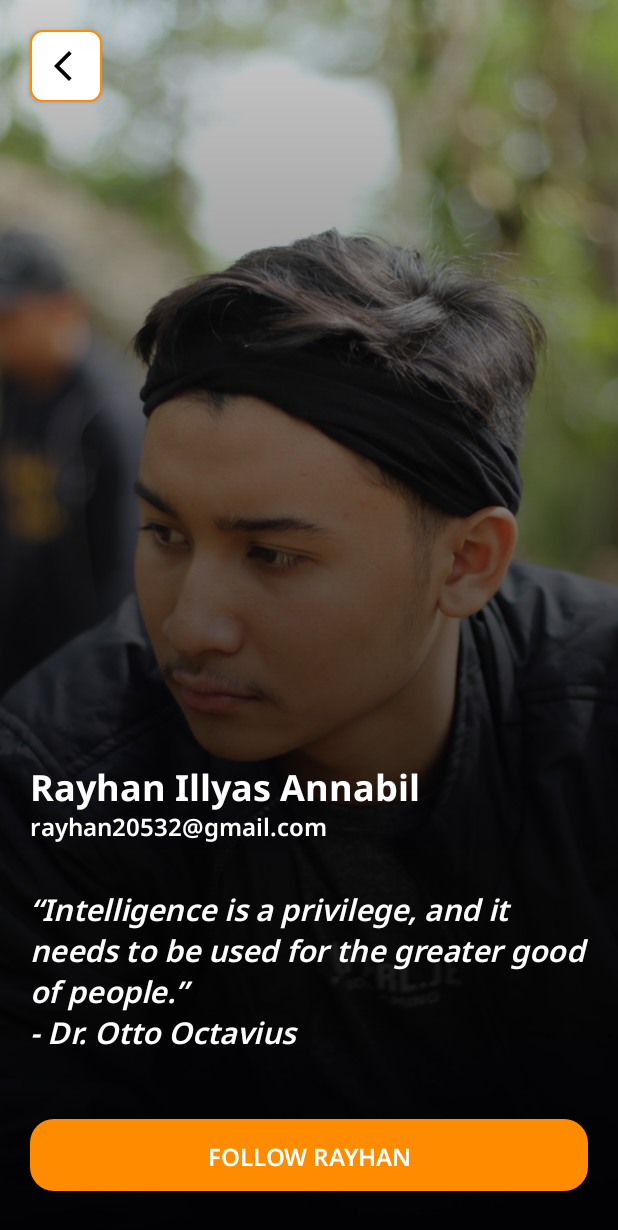
After one commit to ryhn7/Proffera, an Android app built with Jetpack Compose: the layout activity_about_page.xml on its own in the app's theme, with its tools: preview values and no code run, on a phone screen of 412 x 824 dp. The commit adds this screen. Shown: the top 1230 px of the screen. Run offline under Robolectric (Android 15) with nearby library versions, the phone set to English and light mode, and no system bars.

Commit message:
Integrate with xml to add about page

```diff
--- a/app/build.gradle
+++ b/app/build.gradle
@@ -9,6 +9,10 @@ plugins {
 android {
     namespace 'com.example.proffera'
     compileSdk 33
+
+    buildFeatures {
+        viewBinding true
+    }
 
     defaultConfig {
         applicationId "com.example.proffera"
--- a/app/src/main/AndroidManifest.xml
+++ b/app/src/main/AndroidManifest.xml
@@ -1,6 +1,6 @@
 <?xml version="1.0" encoding="utf-8"?>
 <manifest xmlns:android="http://schemas.android.com/apk/res/android"
-    xmlns:tools="http://schemas.android.com/tools" >
+    xmlns:tools="http://schemas.android.com/tools">
 
     <uses-permission android:name="android.permission.INTERNET" />
 
@@ -13,12 +13,16 @@
         android:label="@string/app_name"
         android:supportsRtl="true"
         android:theme="@style/Theme.Proffera"
-        tools:targetApi="31" >
+        tools:targetApi="31">
+        <activity
+            android:name=".ui.screen.AboutPage"
+            android:exported="false"
+            android:theme="@style/Theme.Proffera"/>
         <activity
             android:name=".MainActivity"
             android:exported="true"
             android:label="@string/app_name"
-            android:theme="@style/Theme.Proffera" >
+            android:theme="@style/Theme.Proffera">
             <intent-filter>
                 <action android:name="android.intent.action.MAIN" />
 
--- a/app/src/main/java/com/example/proffera/ui/components/appbar/AppBar.kt
+++ b/app/src/main/java/com/example/proffera/ui/components/appbar/AppBar.kt
@@ -91,7 +91,7 @@ private fun CircleImage(onClick: () -> Unit) {
     // Replace this with your own implementation of the circle image
     IconButton(onClick = onClick) {
         Image(
-            painter = painterResource(id = R.drawable.ic_profile),
+            painter = painterResource(id = R.drawable.rayhan2),
             contentDescription = stringResource(id = R.string.project_picture),
             contentScale = ContentScale.Crop,
             modifier = Modifier
--- /dev/null
+++ b/app/src/main/java/com/example/proffera/ui/screen/AboutPage.kt
@@ -0,0 +1,27 @@
+package com.example.proffera.ui.screen
+
+import android.os.Bundle
+import android.widget.Toast
+import androidx.appcompat.app.AppCompatActivity
+import com.example.proffera.databinding.ActivityAboutPageBinding
+
+class AboutPage : AppCompatActivity() {
+
+    private lateinit var binding: ActivityAboutPageBinding
+
+    override fun onCreate(savedInstanceState: Bundle?) {
+        super.onCreate(savedInstanceState)
+        binding = ActivityAboutPageBinding.inflate(layoutInflater)
+
+        setContentView(binding.root)
+
+        binding.btnAboutBack.setOnClickListener {
+            finish()
+        }
+
+        binding.btnFollow.setOnClickListener {
+            val toast = Toast.makeText(this, "Followed", Toast.LENGTH_SHORT)
+            toast.show()
+        }
+    }
+}
--- a/app/src/main/java/com/example/proffera/ui/screen/home/HomeScreen.kt
+++ b/app/src/main/java/com/example/proffera/ui/screen/home/HomeScreen.kt
@@ -1,7 +1,10 @@
 package com.example.proffera.ui.screen.home
 
 import android.content.ContentValues.TAG
+import android.content.Intent
 import android.util.Log
+import androidx.activity.compose.rememberLauncherForActivityResult
+import androidx.activity.result.contract.ActivityResultContracts
 import androidx.compose.foundation.background
 import androidx.compose.foundation.clickable
 import androidx.compose.foundation.layout.*
@@ -15,6 +18,7 @@ import androidx.compose.material3.Scaffold
 import androidx.compose.material3.Text
 import androidx.compose.runtime.*
 import androidx.compose.ui.Modifier
+import androidx.compose.ui.platform.LocalContext
 import androidx.compose.ui.res.stringResource
 import androidx.compose.ui.text.style.TextAlign
 import androidx.compose.ui.unit.dp
@@ -25,6 +29,7 @@ import com.example.proffera.ui.common.UiState
 import com.example.proffera.ui.components.HomeProcurement
 import com.example.proffera.ui.components.Search
 import com.example.proffera.ui.components.appbar.AppBar
+import com.example.proffera.ui.screen.AboutPage
 import com.example.proffera.ui.theme.WhiteSmoke
 
 @Composable
@@ -37,6 +42,14 @@ fun HomeScreen(
 
     val isScrolling = remember { mutableStateOf(false) }
     val lastOffset = remember { mutableStateOf(0) }
+
+    val launcher = rememberLauncherForActivityResult(
+        contract = ActivityResultContracts.StartActivityForResult()
+    ) { result ->
+        // Handle the result if needed
+    }
+
+    val context = LocalContext.current
 
     LaunchedEffect(scrollState) {
         snapshotFlow { scrollState.firstVisibleItemIndex }
@@ -51,7 +64,11 @@ fun HomeScreen(
         topBar = {
             if (!isScrolling.value) {
                 AppBar(
-                    drawerState = drawerState
+                    drawerState = drawerState,
+                    onProfileClick = {
+                        val intent = Intent(context, AboutPage::class.java)
+                        launcher.launch(intent)
+                    }
                 )
             }
         }
--- /dev/null
+++ b/app/src/main/res/drawable/baseline_arrow_back_ios_new_24.xml
@@ -0,0 +1,5 @@
+<vector android:height="24dp" android:tint="#000000"
+    android:viewportHeight="24" android:viewportWidth="24"
+    android:width="24dp" xmlns:android="http://schemas.android.com/apk/res/android">
+    <path android:fillColor="@android:color/white" android:pathData="M17.77,3.77l-1.77,-1.77l-10,10l10,10l1.77,-1.77l-8.23,-8.23z"/>
+</vector>
--- /dev/null
+++ b/app/src/main/res/drawable/button_about_page.xml
@@ -0,0 +1,12 @@
+<?xml version="1.0" encoding="utf-8"?>
+<shape xmlns:android="http://schemas.android.com/apk/res/android"
+    android:shape="rectangle">
+
+    <corners
+        android:radius="16dp"
+        />
+    <solid
+        android:color="@color/darkOrange"
+        />
+
+</shape>
--- /dev/null
+++ b/app/src/main/res/drawable/detail_button_top.xml
@@ -0,0 +1,16 @@
+<?xml version="1.0" encoding="utf-8"?>
+<shape xmlns:android="http://schemas.android.com/apk/res/android"
+    android:shape="rectangle">
+
+    <corners
+        android:radius="8dp"
+        />
+    <stroke
+        android:color="@color/darkOrange"
+        android:width="1dp"
+        />
+    <solid
+        android:color="@color/white"
+        />
+
+</shape>
--- /dev/null
+++ b/app/src/main/res/drawable/gradient_about_page.xml
@@ -0,0 +1,10 @@
+<shape xmlns:android="http://schemas.android.com/apk/res/android" android:shape="rectangle" >
+    <gradient
+        android:startColor="#020204"
+        android:endColor="#33020204"
+        android:angle="90"/>
+    <corners
+        android:radius="0dp"/>
+
+
+</shape>
--- /dev/null
+++ b/app/src/main/res/layout/activity_about_page.xml
@@ -0,0 +1,86 @@
+<?xml version="1.0" encoding="utf-8"?>
+<RelativeLayout xmlns:android="http://schemas.android.com/apk/res/android"
+    xmlns:app="http://schemas.android.com/apk/res-auto"
+    xmlns:tools="http://schemas.android.com/tools"
+    android:layout_width="match_parent"
+    android:layout_height="match_parent"
+    android:background="@color/white"
+    tools:context=".ui.screen.AboutPage">
+
+    <ImageView
+        android:id="@+id/iv_about"
+        android:layout_width="match_parent"
+        android:layout_height="match_parent"
+        android:scaleType="centerCrop"
+        android:foreground="@drawable/gradient_about_page"
+        android:src="@drawable/rayhan2"
+        android:contentDescription="@string/img" />
+
+    <!--    make button back in top left corner     -->
+    <Button
+        android:id="@+id/btn_about_back"
+        android:layout_width="48dp"
+        android:layout_height="48dp"
+        android:layout_marginStart="20dp"
+        android:layout_marginTop="20dp"
+        android:background="@drawable/detail_button_top"
+        android:contentDescription="@string/back_button"
+        android:drawableStart="@drawable/baseline_arrow_back_ios_new_24"
+        android:padding="10dp" />
+
+    <TextView
+        android:id="@+id/tv_about"
+        android:layout_width="wrap_content"
+        android:layout_height="wrap_content"
+        android:layout_marginStart="20dp"
+        android:layout_alignParentBottom="true"
+        android:layout_marginBottom="280dp"
+        android:fontFamily="@font/n_sans_bold"
+        android:text="@string/about"
+        android:textColor="@color/white"
+        android:textSize="24sp"
+        android:gravity="bottom"
+        android:textStyle="bold" />
+
+    <TextView
+        android:id="@+id/tv_about_email"
+        android:layout_width="match_parent"
+        android:layout_height="wrap_content"
+        android:layout_marginStart="20dp"
+        android:layout_alignParentBottom="true"
+        android:layout_marginBottom="260dp"
+        android:fontFamily="@font/n_sans_sb"
+        android:text="@string/about_email"
+        android:textColor="@color/white"
+        android:textSize="16sp" />
+
+    <!--    TExt view for quote     -->
+    <TextView
+        android:id="@+id/tv_about_quote"
+        android:layout_width="match_parent"
+        android:layout_height="wrap_content"
+        android:layout_marginHorizontal="20dp"
+        android:layout_alignParentBottom="true"
+        android:layout_marginBottom="120dp"
+        android:fontFamily="@font/n_sans_sb"
+        android:text="@string/about_quote"
+        android:textColor="@color/white"
+        android:textStyle="italic"
+        android:textSize="20sp" />
+
+    <Button
+        android:id="@+id/btn_follow"
+        android:layout_width="match_parent"
+        android:layout_height="wrap_content"
+        android:layout_marginHorizontal="20dp"
+        android:layout_alignParentBottom="true"
+        android:layout_marginBottom="30dp"
+        android:background="@drawable/button_about_page"
+        android:fontFamily="@font/n_sans_sb"
+        android:text="@string/about_button"
+        android:textColor="@color/white"
+        android:textSize="16sp" />
+
+
+
+</RelativeLayout>
--- a/app/src/main/res/values/colors.xml
+++ b/app/src/main/res/values/colors.xml
@@ -7,4 +7,5 @@
     <color name="teal_700">#FF018786</color>
     <color name="black">#FF000000</color>
     <color name="white">#FFFFFFFF</color>
+    <color name="darkOrange">#FFFF8C00</color>
 </resources>
--- a/app/src/main/res/values/strings.xml
+++ b/app/src/main/res/values/strings.xml
@@ -20,4 +20,10 @@
     <string name="email">Email</string>
     <string name="password">Password</string>
     <string name="login">Login</string>
+    <string name="about_button">Follow Rayhan</string>
+    <string name="about_quote">“Intelligence is a privilege, and it needs to be used for the greater good of people.” \n- Dr. Otto Octavius</string>
+    <string name="about_email">rayhan20532@gmail.com</string>
+    <string name="back_button">back</string>
+    <string name="about">Rayhan Illyas Annabil</string>
+    <string name="img">img</string>
 </resources>
--- a/app/src/main/res/values/themes.xml
+++ b/app/src/main/res/values/themes.xml
@@ -1,7 +1,7 @@
 <?xml version="1.0" encoding="utf-8"?>
 <resources>
 
-    <style name="Theme.Proffera" parent="android:Theme.Material.Light.NoActionBar" />
+    <style name="Theme.Proffera" parent="Theme.AppCompat.NoActionBar" />
 
     <style name="SplashTheme" parent="Theme.AppCompat.Light.NoActionBar">
         <item name="android:windowBackground">@drawable/logo_proffera</item>
```
Also changed, not shown: app/src/main/res/drawable/rayhan2.jpg (added).
